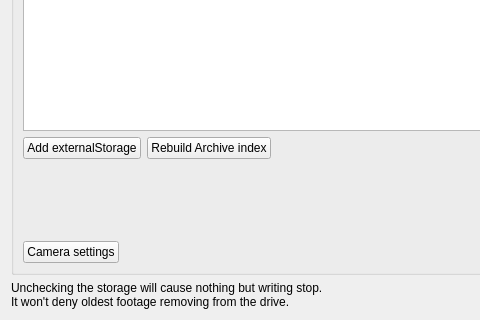
First picture: the form in client/src/ui/widgets/properties/storage_config_widget.ui, repository networkoptix/nx_open, before the edit; both pictures show x 0 to 480 and y 328 to 648 of the 769 by 648 pixel window.
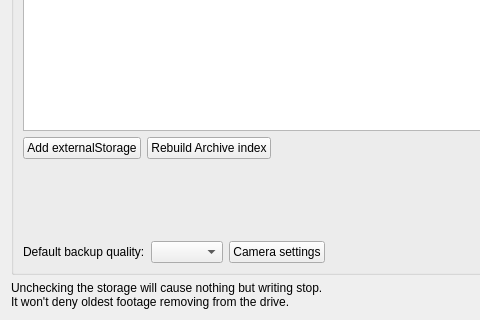
Second picture: the form after the edit. Custom widgets are drawn as their Qt base class.

Commit message:
(VMS-1036) - add default backup quality for cameras
<==== Mercurial data ====>
Branch: x_vms_947_redundant_storage_2

The edit to the form file:
```diff
--- a/client/src/ui/widgets/properties/storage_config_widget.ui
+++ b/client/src/ui/widgets/properties/storage_config_widget.ui
@@ -249,6 +249,16 @@
       </item>
       <item>
        <layout class="QHBoxLayout" name="horizontalLayout_5">
+        <item>
+         <widget class="QLabel" name="label_4">
+          <property name="text">
+           <string>Default backup quality:</string>
+          </property>
+         </widget>
+        </item>
+        <item>
+         <widget class="QComboBox" name="comboBoxBackupQuality"/>
+        </item>
         <item>
          <widget class="QPushButton" name="pushButtonCameraSettings">
           <property name="text">
@@ -302,17 +312,17 @@
   </layout>
  </widget>
  <customwidgets>
+  <customwidget>
+   <class>QnTableView</class>
+   <extends>QTableView</extends>
+   <header location="global">ui/widgets/table_view.h</header>
+  </customwidget>
   <customwidget>
    <class>QnWordWrappedLabel</class>
    <extends>QWidget</extends>
    <header location="global">ui/widgets/word_wrapped_label.h</header>
    <container>1</container>
   </customwidget>
-  <customwidget>
-   <class>QnTableView</class>
-   <extends>QTableView</extends>
-   <header location="global">ui/widgets/table_view.h</header>
-  </customwidget>
  </customwidgets>
  <resources/>
  <connections/>
```
The commit also changes 16 other files.
